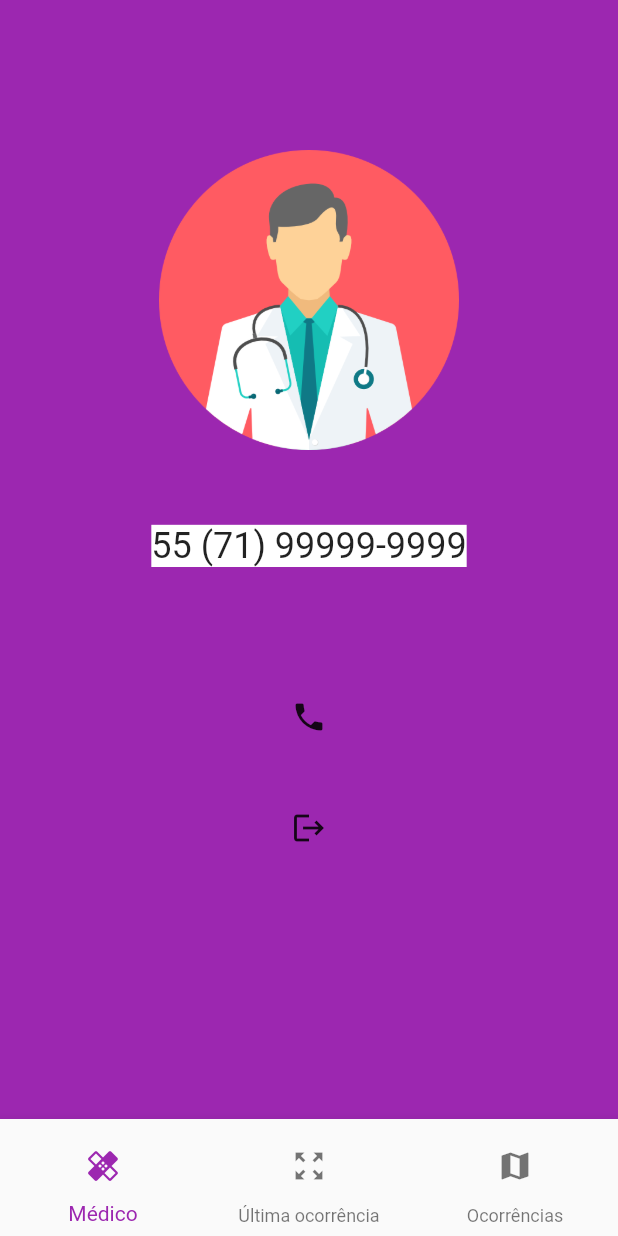
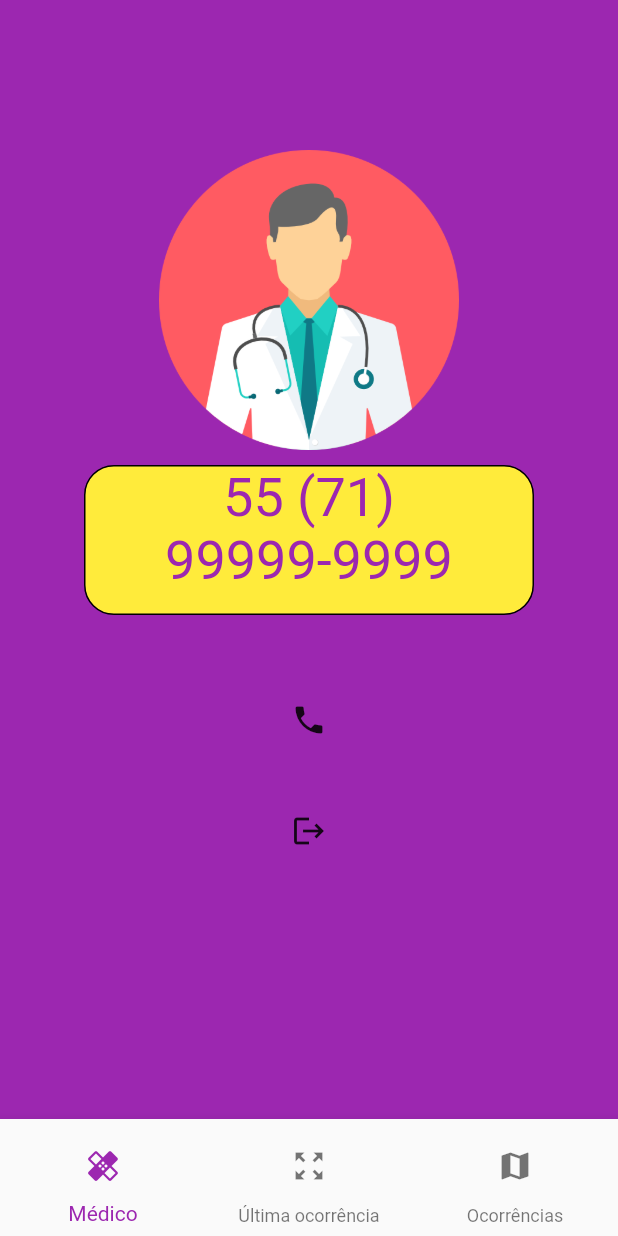
Before and after one commit to HaroldBeyer/smart-wheelchair-mobile, a Flutter app: the DoctorPage screen opened directly, on a phone screen of 412 x 824 dp. Run offline on Flutter 3.47's test engine with Material 2 defaults, Android fonts, the phone set to English and light mode, and no system bars; our stand-ins replace firebase_auth, firebase_core, firebase_database, flutter_login, flutter_map, latlong and 1 more; accounts and stored records are empty.

Commit message:
Update text from doctor page

```diff
--- a/lib/pages/doctor.page.dart
+++ b/lib/pages/doctor.page.dart
@@ -26,16 +26,26 @@ class DoctorPage extends StatelessWidget {
               // alignment: Alignment.center,
             ),
             SizedBox(
-              height: 50,
+              height: 10,
             ),
             Container(
+              height: 100,
+              width: 300,
+              decoration: BoxDecoration(
+                 color: Colors.yellow,
+                  border: Border.all(
+                  ),
+                  borderRadius: BorderRadius.all(Radius.circular(20))),
               child: Text(
                 "55 (71) 99999-9999",
-                style: TextStyle(fontSize: 24, backgroundColor: Colors.white),
+                style: TextStyle(
+                    fontSize: 36,
+                    color: Colors.purple),
+                    textAlign: TextAlign.center,
               ),
             ),
             SizedBox(
-              height: 50,
+              height: 20,
             ),
             Container(
               child: Icon(Icons.phone),
@@ -47,7 +57,10 @@ class DoctorPage extends StatelessWidget {
               onPressed: () => {
                 SharedPreferences.getInstance().then((instance) => {
                       instance.remove('user'),
-                      Navigator.push(context, MaterialPageRoute(builder: (context) => LoginScreenPage()))
+                      Navigator.push(
+                          context,
+                          MaterialPageRoute(
+                              builder: (context) => LoginScreenPage()))
                     })
               },
             )
```
